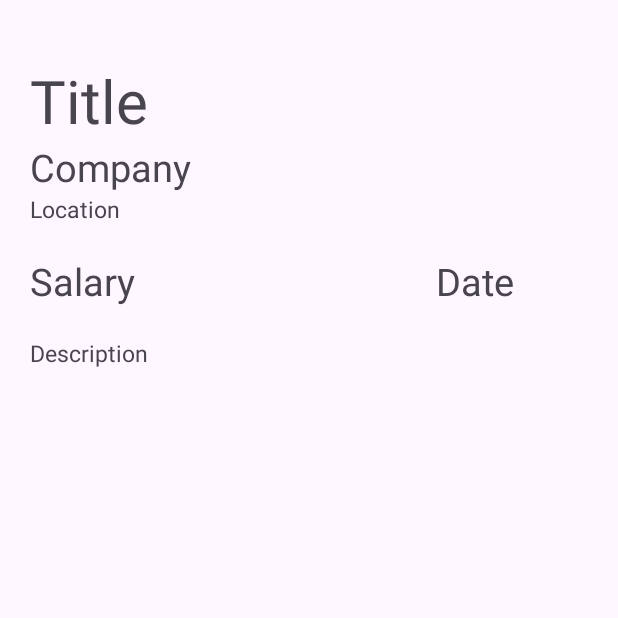
After one commit to aksh0010/Get-A-Job-AndoridApp, an Android app: the View_Job_Activity screen opened directly, with no data from a screen before it, on a phone screen of 412 x 824 dp, the top half of it. The commit adds this screen. Run offline under Robolectric (Android 15) with nearby library versions, the phone set to English and light mode, and no system bars.

Commit message:
Created clickable jobs for Search_Job_Activity.java jobs only

```diff
--- a/app/src/main/AndroidManifest.xml
+++ b/app/src/main/AndroidManifest.xml
@@ -12,6 +12,9 @@
         android:supportsRtl="true"
         android:theme="@style/Theme.GetAJob"
         tools:targetApi="31">
+        <activity
+            android:name=".View_Job_Activity"
+            android:exported="false" />
         <activity
             android:name=".Search_Job_Activity"
             android:exported="false" />
--- a/app/src/main/java/com/example/get_a_job/ArrayAdaptor_JobDisplayObject.java
+++ b/app/src/main/java/com/example/get_a_job/ArrayAdaptor_JobDisplayObject.java
@@ -21,9 +21,12 @@ import kotlinx.coroutines.Job;
 public class ArrayAdaptor_JobDisplayObject extends RecyclerView.Adapter<ArrayAdaptor_JobDisplayObject.MyViewHolder> {
 
     ArrayList<JobDisplayObject> datalist;
-
+    private ItemClickListener itemClickListener;
     public ArrayAdaptor_JobDisplayObject(ArrayList<JobDisplayObject> data){
         this.datalist =data;
+    }
+    public void setItemClickListener(ItemClickListener listener) {
+        this.itemClickListener = listener;
     }
     @NonNull
     @Override
@@ -43,6 +46,7 @@ public class ArrayAdaptor_JobDisplayObject extends RecyclerView.Adapter<ArrayAda
 //        holder.imageView.setImageResource(data.getImage());
 //        holder.textView.setText(data.getText());
 //        holder.buttonView.setText(data.getButton());
+
     }
 
     @Override
@@ -50,7 +54,7 @@ public class ArrayAdaptor_JobDisplayObject extends RecyclerView.Adapter<ArrayAda
         return datalist.size();
     }
 
-    public class  MyViewHolder extends RecyclerView.ViewHolder{
+    public class  MyViewHolder extends RecyclerView.ViewHolder implements View.OnClickListener{
 
         TextView tv_job_name,tv_job_company,tv_job_location,tv_job_applied_date;
 
@@ -63,9 +67,19 @@ public class ArrayAdaptor_JobDisplayObject extends RecyclerView.Adapter<ArrayAda
             tv_job_location = itemView.findViewById(R.id.tv_job_location);
             tv_job_applied_date = itemView.findViewById(R.id.tv_job_applied_date);
 
+            itemView.setOnClickListener(this);
+        }
+
+        @Override
+        public void onClick(View v) {
+            if (itemClickListener != null) {
+                itemClickListener.onItemClick(getAdapterPosition());
+            }
         }
 
 
     }
-
+    public interface ItemClickListener {
+        void onItemClick(int position);
+    }
 }
--- a/app/src/main/java/com/example/get_a_job/Search_Job_Activity.java
+++ b/app/src/main/java/com/example/get_a_job/Search_Job_Activity.java
@@ -4,6 +4,7 @@ import androidx.appcompat.app.AppCompatActivity;
 import androidx.recyclerview.widget.LinearLayoutManager;
 import androidx.recyclerview.widget.RecyclerView;
 
+import android.content.Intent;
 import android.database.Cursor;
 import android.os.Bundle;
 import android.util.Log;
@@ -14,7 +15,7 @@ import android.widget.Toast;
 
 import java.util.ArrayList;
 
-public class Search_Job_Activity extends AppCompatActivity {
+public class Search_Job_Activity extends AppCompatActivity implements ArrayAdaptor_JobDisplayObject.ItemClickListener   {
     RecyclerView recylerView;
     ArrayAdaptor_JobDisplayObject myAdapter;
     ArrayList<JobDisplayObject> dataSets= new ArrayList<>();
@@ -33,7 +34,7 @@ public class Search_Job_Activity extends AppCompatActivity {
         myAdapter = new ArrayAdaptor_JobDisplayObject(dataSets);
         recylerView.setAdapter(myAdapter);
         fetchDataFromDB();
-
+        myAdapter.setItemClickListener(this);
         btn_search.setOnClickListener(new View.OnClickListener() {
             @Override
             public void onClick(View v) {
@@ -164,5 +165,15 @@ public class Search_Job_Activity extends AppCompatActivity {
             Log.d("test", "fetchDataFromDB: useremail is null ");
         }
     }
+    @Override
+    public void onItemClick(int position) {
+        // Handle click on RecyclerView item
+        JobDisplayObject clickedItem = dataSets.get(position);
+        // Example: Show a toast with the job name
+        Toast.makeText(this, "Opening " + clickedItem.getJob_name(), Toast.LENGTH_SHORT).show();
+
+        Intent intent = new Intent(Search_Job_Activity.this,View_Job_Activity.class);
+        startActivity(intent);
+    }
 
 }
--- /dev/null
+++ b/app/src/main/java/com/example/get_a_job/View_Job_Activity.java
@@ -0,0 +1,14 @@
+package com.example.get_a_job;
+
+import androidx.appcompat.app.AppCompatActivity;
+
+import android.os.Bundle;
+
+public class View_Job_Activity extends AppCompatActivity {
+
+    @Override
+    protected void onCreate(Bundle savedInstanceState) {
+        super.onCreate(savedInstanceState);
+        setContentView(R.layout.activity_view_job);
+    }
+}
--- /dev/null
+++ b/app/src/main/res/layout/activity_view_job.xml
@@ -0,0 +1,79 @@
+<?xml version="1.0" encoding="utf-8"?>
+<LinearLayout xmlns:android="http://schemas.android.com/apk/res/android"
+    xmlns:app="http://schemas.android.com/apk/res-auto"
+    xmlns:tools="http://schemas.android.com/tools"
+    android:layout_width="match_parent"
+    android:orientation="vertical"
+    android:layout_margin="20dp"
+    android:layout_height="match_parent"
+    tools:context=".View_Job_Activity">
+<!--    // Create jobs table-->
+<!--    // job_id,title,company,location,salary,date,description-->
+
+    <LinearLayout
+        android:layout_width="wrap_content"
+        android:orientation="vertical"
+        android:layout_marginTop="20dp"
+        android:layout_height="wrap_content">
+
+        <TextView
+            android:id="@+id/tv_view_title"
+            android:layout_width="wrap_content"
+            android:textSize="40dp"
+            android:tooltipText="Title"
+            android:text="Title"
+            android:layout_height="wrap_content"/>
+        <TextView
+            android:text="Company"
+            android:id="@+id/tv_view_company"
+            android:textSize="25dp"
+            android:layout_width="wrap_content"
+            android:tooltipText="Company name"
+            android:layout_height="wrap_content"/>
+        <TextView
+            android:text="Location"
+            android:id="@+id/tv_view_location"
+            android:textSize="15dp"
+            android:layout_width="wrap_content"
+            android:tooltipText="Location"
+            android:layout_height="wrap_content"/>
+
+    </LinearLayout>
+
+    <LinearLayout
+
+        android:layout_marginTop="20dp"
+        android:layout_marginBottom="20dp"
+        android:layout_width="wrap_content"
+        android:orientation="horizontal"
+        android:layout_height="wrap_content">
+        <TextView
+            android:text="Salary"
+            android:id="@+id/tv_view_salary"
+            android:textSize="25dp"
+            android:layout_marginRight="200dp"
+            android:layout_width="wrap_content"
+            android:tooltipText="Salary"
+            android:layout_height="wrap_content"/>
+
+        <TextView
+            android:text="Date"
+            android:id="@+id/tv_view_date"
+            android:textSize="25dp"
+            android:layout_width="wrap_content"
+            android:tooltipText="Date posted"
+            android:layout_height="wrap_content"/>
+
+    </LinearLayout>
+
+
+    <TextView
+        android:text="Description"
+        android:id="@+id/tv_view_description"
+        android:tooltipText="Job Description"
+        android:textSize="15dp"
+        android:layout_width="wrap_content"
+        android:layout_height="wrap_content"/>
+
+
+</LinearLayout>
```
